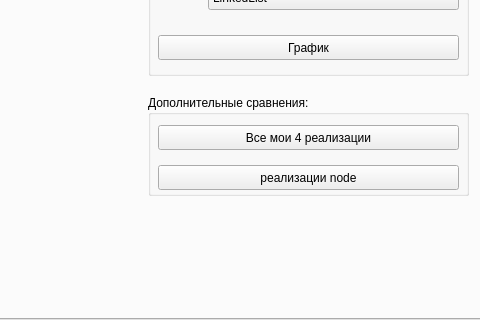
HellsSenju/KursWorkQt, file KursWorkQt/mainwindow.ui: the form before one commit; both pictures show x 534 to 1014 and y 431 to 751 of the 1014 by 751 pixel window.
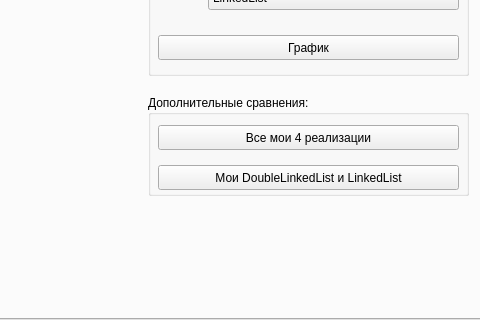
The form after the commit. The open tabs and pages were chosen to show the change. Icons and pictures are not drawn. Custom widgets are drawn as their Qt base class.

Patch:
```diff
--- a/KursWorkQt/mainwindow.ui
+++ b/KursWorkQt/mainwindow.ui
@@ -581,7 +581,7 @@
         </rect>
        </property>
        <property name="text">
-        <string>реализации node</string>
+        <string>Мои DoubleLinkedList и LinkedList</string>
        </property>
       </widget>
      </widget>
```
Left out of the diff: 5 changed lines with no effect on the pictures.
